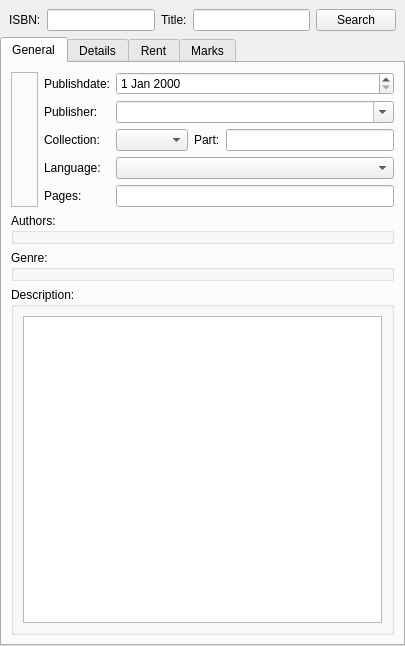
vatriani/mybookdb, file src/ui/bookdescription.ui: the form before one commit.
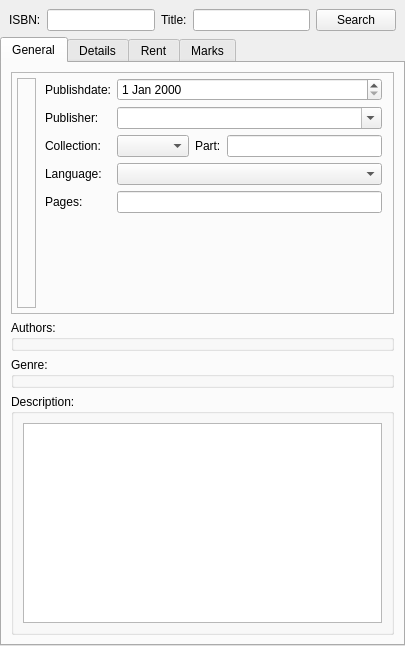
The form after the commit. The open tabs and pages were chosen to show the change. Icons and pictures are not drawn. Custom widgets are drawn as their Qt base class.

Commit message: add reading cover from filestorage

```diff
--- a/src/ui/bookdescription.ui
+++ b/src/ui/bookdescription.ui
@@ -102,8 +102,6 @@
       </attribute>
       <layout class="QVBoxLayout" name="verticalLayout_4">
        <item>
-        <layout class="QHBoxLayout" name="horizontalLayout_3">
-         <item>
           <widget class="QFrame" name="frame">
            <property name="frameShape">
             <enum>QFrame::StyledPanel</enum>
@@ -112,8 +110,76 @@
             <enum>QFrame::Raised</enum>
            </property>
            <layout class="QHBoxLayout" name="horizontalLayout_2">
+          <property name="spacing">
+           <number>0</number>
+          </property>
+          <property name="leftMargin">
+           <number>5</number>
+          </property>
+          <property name="topMargin">
+           <number>5</number>
+          </property>
+          <property name="rightMargin">
+           <number>5</number>
+          </property>
+          <property name="bottomMargin">
+           <number>5</number>
+          </property>
+          <item>
+           <layout class="QHBoxLayout" name="horizontalLayout_3">
+            <item>
+             <widget class="QFrame" name="frame_2">
+              <property name="frameShape">
+               <enum>QFrame::StyledPanel</enum>
+              </property>
+              <property name="frameShadow">
+               <enum>QFrame::Raised</enum>
+              </property>
+              <layout class="QHBoxLayout" name="horizontalLayout_4">
+               <property name="leftMargin">
+                <number>5</number>
+               </property>
+               <property name="topMargin">
+                <number>5</number>
+               </property>
+               <property name="rightMargin">
+                <number>5</number>
+               </property>
+               <property name="bottomMargin">
+                <number>5</number>
+               </property>
             <item>
              <widget class="QLabel" name="Cover">
+                 <property name="sizePolicy">
+                  <sizepolicy hsizetype="Preferred" vsizetype="Preferred">
+                   <horstretch>1</horstretch>
+                   <verstretch>1</verstretch>
+                  </sizepolicy>
+                 </property>
+                 <property name="minimumSize">
+                  <size>
+                   <width>0</width>
+                   <height>0</height>
+                  </size>
+                 </property>
+                 <property name="maximumSize">
+                  <size>
+                   <width>100</width>
+                   <height>200</height>
+                  </size>
+                 </property>
+                 <property name="sizeIncrement">
+                  <size>
+                   <width>0</width>
+                   <height>0</height>
+                  </size>
+                 </property>
+                 <property name="baseSize">
+                  <size>
+                   <width>100</width>
+                   <height>200</height>
+                  </size>
+                 </property>
               <property name="text">
                <string/>
               </property>
@@ -121,7 +187,10 @@
                <pixmap resource="../../res/ressources.qrc">:/main/nocover_book.png</pixmap>
               </property>
               <property name="scaledContents">
-               <bool>false</bool>
+                  <bool>true</bool>
+                 </property>
+                 <property name="alignment">
+                  <set>Qt::AlignCenter</set>
               </property>
               <property name="textInteractionFlags">
                <set>Qt::NoTextInteraction</set>
@@ -132,7 +201,21 @@
           </widget>
          </item>
          <item>
+             <layout class="QVBoxLayout" name="verticalLayout_2">
+              <property name="leftMargin">
+               <number>9</number>
+              </property>
+              <item>
           <layout class="QGridLayout" name="gridLayout" rowstretch="0,0,0,0,0">
+                <property name="rightMargin">
+                 <number>6</number>
+                </property>
+                <property name="bottomMargin">
+                 <number>6</number>
+                </property>
+                <property name="spacing">
+                 <number>6</number>
+                </property>
            <item row="0" column="0">
             <widget class="QLabel" name="label">
              <property name="text">
@@ -222,7 +305,25 @@
            </item>
           </layout>
          </item>
-        </layout>
+              <item>
+               <spacer name="verticalSpacer">
+                <property name="orientation">
+                 <enum>Qt::Vertical</enum>
+                </property>
+                <property name="sizeHint" stdset="0">
+                 <size>
+                  <width>20</width>
+                  <height>40</height>
+                 </size>
+                </property>
+               </spacer>
+              </item>
+             </layout>
+            </item>
+           </layout>
+          </item>
+         </layout>
+        </widget>
        </item>
        <item>
         <widget class="fieldManager" name="groupBoxAuthors">
```
Left out of the diff: 2 changed lines with no effect on the pictures. Lines whose indentation alone changed are shown as unchanged. The commit also changes 1 other file.
